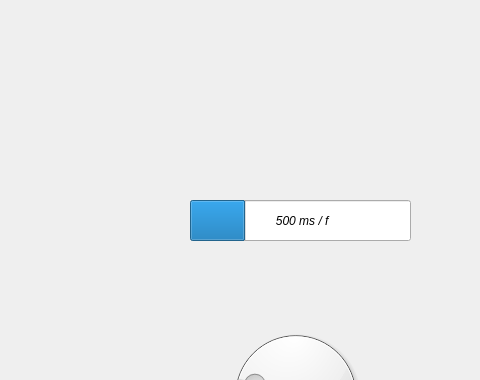
Above: widget.ui from Bei-yuan-qian-jing/DataStructureProject before the change; both pictures show x 520 to 1000 and y 0 to 380 of the 1000 by 800 pixel window. Below: the same form after it.
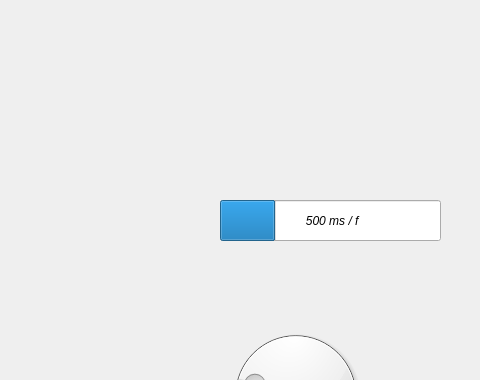
That is the form after the change.

Commit message: change the ui slightly zzy

Diff of the .ui file:
```diff
--- a/widget.ui
+++ b/widget.ui
@@ -238,7 +238,7 @@
   <widget class="QProgressBar" name="Move_Speed">
    <property name="geometry">
     <rect>
-     <x>710</x>
+     <x>740</x>
      <y>200</y>
      <width>221</width>
      <height>41</height>
```
The commit also changes 3 other files.
